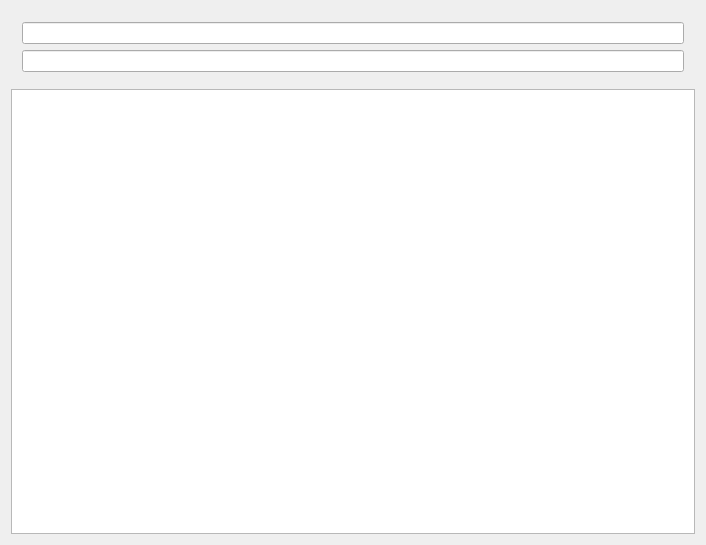
Qt form mainwindow.ui (Theverat/TextEditor) before a commit.
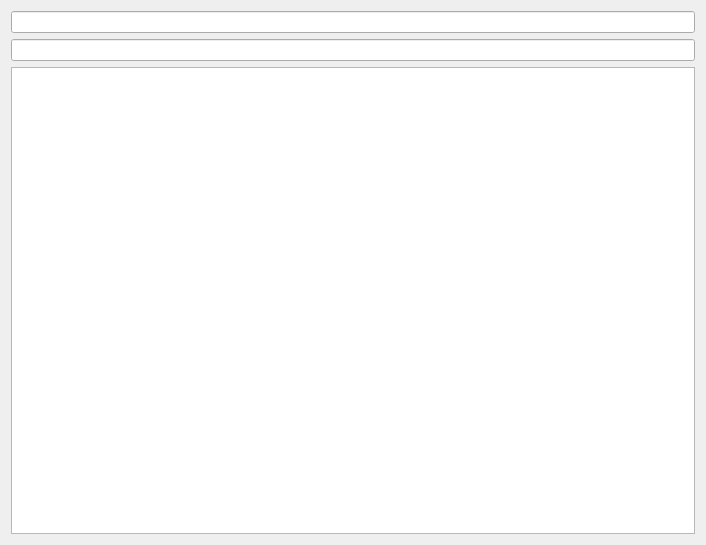
The same form after that commit.

Commit message: use monospace font, handle newlines and tab

The edit to the form file:
```diff
--- a/mainwindow.ui
+++ b/mainwindow.ui
@@ -18,6 +18,18 @@
     <item>
      <widget class="QWidget" name="searchReplaceWidget" native="true">
       <layout class="QVBoxLayout" name="verticalLayout_2">
+       <property name="leftMargin">
+        <number>0</number>
+       </property>
+       <property name="topMargin">
+        <number>0</number>
+       </property>
+       <property name="rightMargin">
+        <number>0</number>
+       </property>
+       <property name="bottomMargin">
+        <number>0</number>
+       </property>
        <item>
         <widget class="QLineEdit" name="search"/>
        </item>
```
The commit also changes 3 other files.
